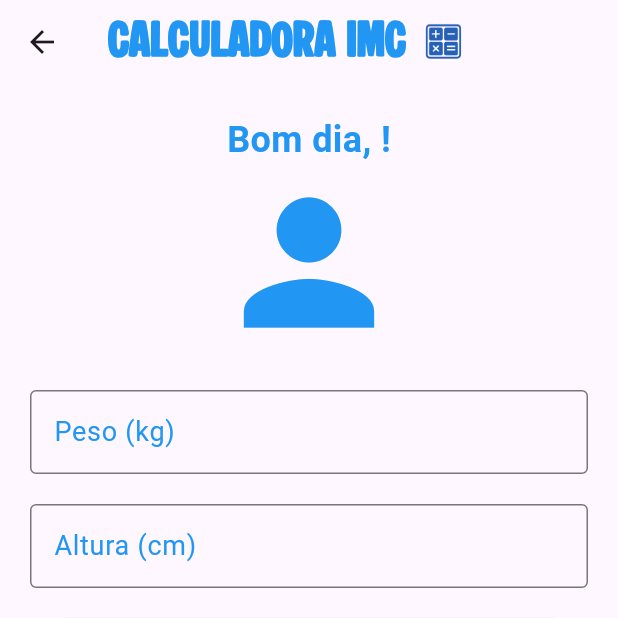
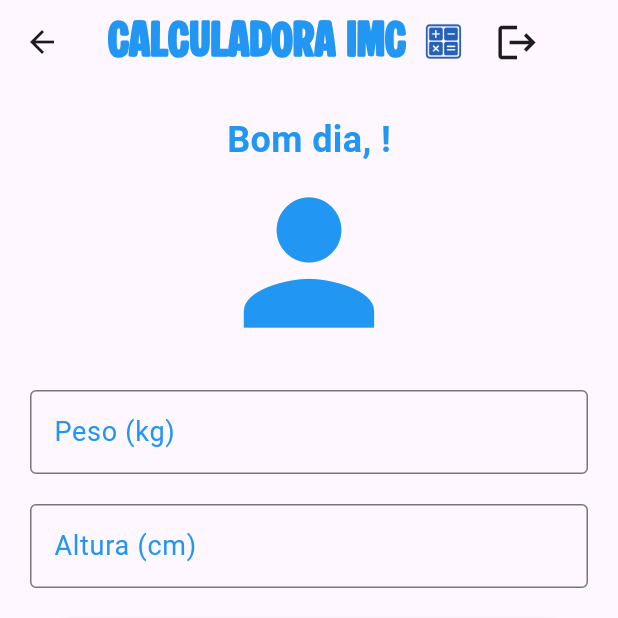
Before and after one commit to Rodrigokaki/flutter-prova2, a Flutter app: the IMCPage screen opened directly with empty values, on a phone screen of 412 x 824 dp, the top half of it. Run offline on Flutter 3.47's test engine with Material 3 defaults, Android fonts, the phone set to English and light mode, and no system bars; our stand-ins replace sqflite; accounts and stored records are empty.

Commit message:
feat: Add logout functionality with navigation to home screen

```diff
--- a/lib/views/imc_page.dart
+++ b/lib/views/imc_page.dart
@@ -98,6 +98,10 @@ class _IMCPageState extends State<IMCPage> {
     });
   }
 
+  void logout(BuildContext context) {
+    Navigator.pushNamedAndRemoveUntil(context,'/', (route) => false);
+  }
+
   @override
   Widget build(BuildContext context) {
     return Scaffold(
@@ -108,6 +112,10 @@ class _IMCPageState extends State<IMCPage> {
         Image.asset(
                 'assets/images/icon.png',
                 height: appSizes.appBarIconSize,
+        ),
+        IconButton(
+          icon: Icon(Icons.logout, size: appSizes.appBarIconSize),
+          onPressed: () => logout(context),
         ),
       ]),
         centerTitle: true,
```
